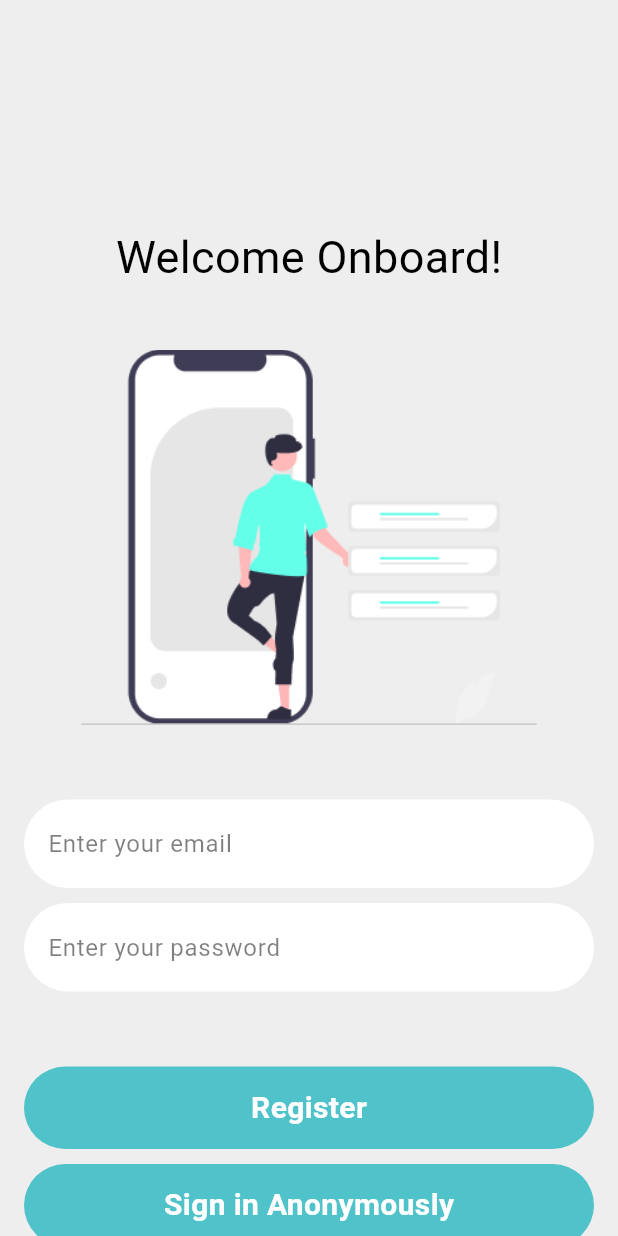
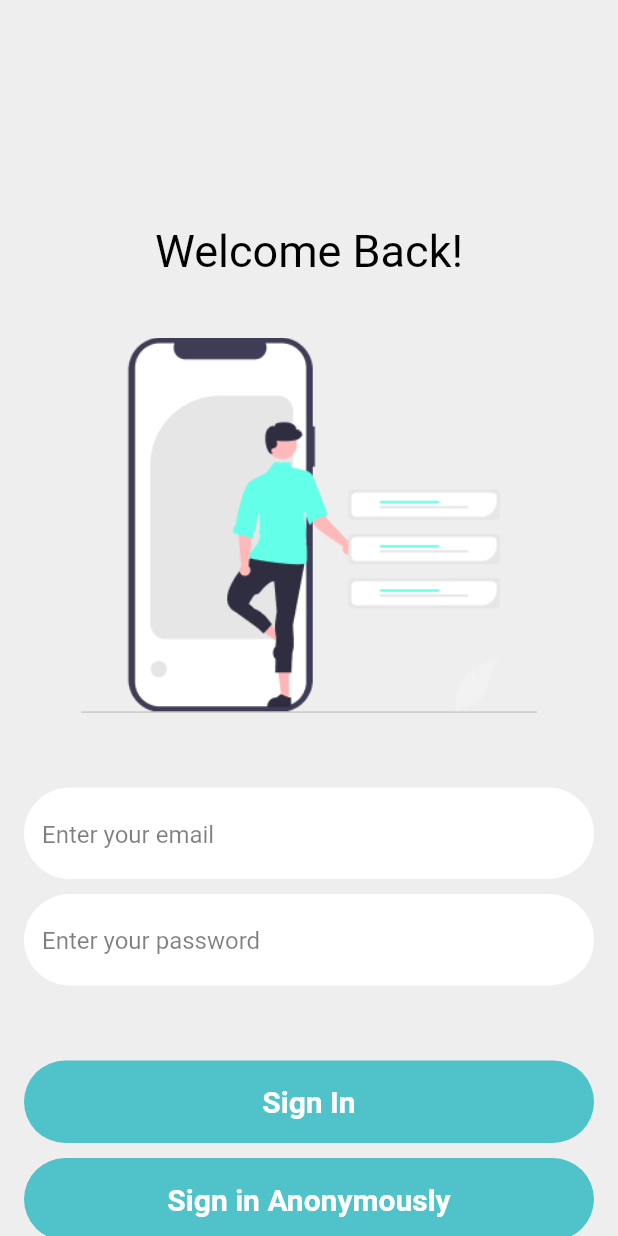
Before and after one commit to Genster78/Flutter-Firebase, a Flutter app: the screen it shows after launch, on a phone screen of 412 x 824 dp. Run offline on Flutter 3.47's test engine with Material 2 defaults, Android fonts, the phone set to English and light mode, and no system bars; our stand-ins replace firebase_auth, firebase_core; accounts and stored records are empty.

Commit message:
signin_anon

```diff
--- a/lib/main.dart
+++ b/lib/main.dart
@@ -1,8 +1,10 @@
+import 'package:firebase_core/firebase_core.dart';
 import 'package:flutter/material.dart';
-import 'package:flutter_firebase/screens/authentication/register.dart';
-import 'package:flutter_firebase/screens/home/home.dart';
+import 'package:flutter_firebase/screens/wrapper.dart';
 
-void main() {
+void main() async {
+  WidgetsFlutterBinding.ensureInitialized();
+  await Firebase.initializeApp();
   runApp(const MyApp());
 }
 
@@ -15,11 +17,7 @@ class MyApp extends StatelessWidget {
     return MaterialApp(
       debugShowCheckedModeBanner: false,
       title: 'Flutter Firebase',
-      theme: ThemeData(
-        colorScheme: ColorScheme.fromSeed(seedColor: Colors.deepPurple),
-        useMaterial3: true,
-      ),
-      home: Register(),
+      home: Wrapper(),
     );
   }
 }
--- /dev/null
+++ b/lib/models/user_model.dart
@@ -0,0 +1,9 @@
+// ignore_for_file: public_member_api_docs, sort_constructors_first
+// create a user with UID
+
+class UserModel {
+  final String uid;
+  UserModel({
+    required this.uid,
+  });
+}
--- a/lib/screens/authentication/authenticate.dart
+++ b/lib/screens/authentication/authenticate.dart
@@ -0,0 +1,17 @@
+import 'package:flutter/material.dart';
+import 'package:flutter_firebase/screens/authentication/register.dart';
+import 'package:flutter_firebase/screens/authentication/signin.dart';
+
+class Authenticate extends StatefulWidget {
+  const Authenticate({super.key});
+
+  @override
+  State<Authenticate> createState() => _AuthenticateState();
+}
+
+class _AuthenticateState extends State<Authenticate> {
+  @override
+  Widget build(BuildContext context) {
+    return SignIn();
+  }
+}
--- a/lib/screens/authentication/register.dart
+++ b/lib/screens/authentication/register.dart
@@ -33,6 +33,14 @@ class _RegisterState extends State<Register> {
               const Text(
                 "Welcome Onboard!",
                 style: TextStyle(fontSize: 30, color: mainBlack),
+              ),
+              const Text(
+                "Lets help you meet your tasks",
+                style: TextStyle(
+                  fontSize: 21,
+                  color: mainBlack,
+                  fontWeight: FontWeight.w300,
+                ),
               ),
               const SizedBox(height: 40),
               Image.asset(
@@ -70,7 +78,10 @@ class _RegisterState extends State<Register> {
                       },
                     ),
                     const SizedBox(height: 50),
-                    Container(
+                    GestureDetector(
+                      //methos for user register
+                      onTap: (){},
+                      child: Container(
                         width: double.infinity,
                         height: 55,
                         decoration: buttonDecoration,
@@ -81,19 +92,8 @@ class _RegisterState extends State<Register> {
                           ),
                         ),
                       ),
-                    const SizedBox(height: 10),
-                    Container(
-                      width: double.infinity,
-                      height: 55,
-                      decoration: buttonDecoration,
-                      child: const Center(
-                        child: Text(
-                          "Sign in Anonymously",
-                          style: buttonTextStyle,
                     ),
-                      ),
-                    ),
-                    const SizedBox(height: 20),
+                    const SizedBox(height: 100),
                     Row(
                       mainAxisAlignment: MainAxisAlignment.center,
                       children: [
@@ -105,12 +105,15 @@ class _RegisterState extends State<Register> {
                           ),
                         ),
                         const SizedBox(width: 10),
-                        const Text(
+                        GestureDetector(
+                          // method for navigate sign in page
+                          onTap: (){},
+                          child: const Text(
                             "Sign In",
                             style: TextStyle(
                                 color: acentcolor,
                                 fontSize: 19,
-                            fontWeight: FontWeight.w900
+                                fontWeight: FontWeight.w900),
                           ),
                         ),
                       ],
--- a/lib/screens/authentication/signin.dart
+++ b/lib/screens/authentication/signin.dart
@@ -0,0 +1,149 @@
+import 'package:flutter/material.dart';
+import 'package:flutter_firebase/constance/colors.dart';
+import 'package:flutter_firebase/constance/styles.dart';
+import 'package:flutter_firebase/services/auth.dart';
+
+class SignIn extends StatefulWidget {
+  const SignIn({super.key});
+
+  @override
+  State<SignIn> createState() => _SignInState();
+}
+
+class _SignInState extends State<SignIn> {
+  // refference for AuthServices class
+  final AuthServices _auth = AuthServices();
+
+  // create form key
+  final _formKey = GlobalKey<FormState>();
+
+  //email password state
+  String email = "";
+  String password = "";
+  String error = "";
+
+  @override
+  Widget build(BuildContext context) {
+    return Scaffold(
+      backgroundColor: bgcolor,
+      body: Padding(
+        padding: const EdgeInsets.symmetric(horizontal: 16),
+        child: SingleChildScrollView(
+          child: Column(
+            crossAxisAlignment: CrossAxisAlignment.center,
+            children: [
+              const SizedBox(height: 150),
+              const Text(
+                "Welcome Back!",
+                style: TextStyle(fontSize: 30, color: mainBlack),
+              ),
+              const SizedBox(height: 40),
+              Image.asset(
+                "assets/notifications.png",
+                height: 250,
+              ),
+              const SizedBox(height: 50),
+              Form(
+                key: _formKey,
+                child: Column(
+                  children: [
+                    TextFormField(
+                      style: inputTextStyle,
+                      decoration: textInputFormDecoration,
+                      validator: (value) =>
+                          value!.isEmpty ? "Enter a valid email" : null,
+                      onChanged: (value) {
+                        setState(() {
+                          email = value;
+                        });
+                      },
+                    ),
+                    const SizedBox(height: 10),
+                    TextFormField(
+                      style: inputTextStyle,
+                      decoration: textInputFormDecoration.copyWith(
+                          hintText: "Enter your password"),
+                      validator: (value) => value!.isEmpty
+                          ? "Password must be at least 8 charachters"
+                          : null,
+                      onChanged: (value) {
+                        setState(() {
+                          password = value;
+                        });
+                      },
+                    ),
+                    const SizedBox(height: 50),
+                    GestureDetector(
+                      //method for user sign in
+                      onTap: () {},
+                      child: Container(
+                        width: double.infinity,
+                        height: 55,
+                        decoration: buttonDecoration,
+                        child: const Center(
+                          child: Text(
+                            "Sign In",
+                            style: buttonTextStyle,
+                          ),
+                        ),
+                      ),
+                    ),
+                    const SizedBox(height: 10),
+                    GestureDetector(
+                      // method for user sign in anonnymous
+                      onTap: () async {
+                        dynamic result = await _auth.signInAnonymous();
+                        if (result == Null) {
+                          print("Error in sign in anon");
+                        } else {
+                          print("Sign in anon");
+                          print(result.uid);
+                        }
+                      },
+                      child: Container(
+                        width: double.infinity,
+                        height: 55,
+                        decoration: buttonDecoration,
+                        child: const Center(
+                          child: Text(
+                            "Sign in Anonymously",
+                            style: buttonTextStyle,
+                          ),
+                        ),
+                      ),
+                    ),
+                    const SizedBox(height: 50),
+                    Row(
+                      mainAxisAlignment: MainAxisAlignment.center,
+                      children: [
+                        Text(
+                          "Don't have an account?",
+                          style: TextStyle(
+                            color: mainBlack.withOpacity(0.75),
+                            fontSize: 17,
+                          ),
+                        ),
+                        const SizedBox(width: 10),
+                        GestureDetector(
+                          // method for navigate register page
+                          onTap: () {},
+                          child: const Text(
+                            "Register",
+                            style: TextStyle(
+                                color: acentcolor,
+                                fontSize: 19,
+                                fontWeight: FontWeight.w900),
+                          ),
+                        ),
+                      ],
+                    )
+                  ],
+                ),
+              )
+            ],
+          ),
+        ),
+      ),
+    );
+  }
+}
--- /dev/null
+++ b/lib/screens/wrapper.dart
@@ -0,0 +1,14 @@
+import 'package:flutter/material.dart';
+import 'package:flutter_firebase/screens/authentication/authenticate.dart';
+
+
+class Wrapper extends StatelessWidget {
+  const Wrapper({super.key});
+
+  @override
+  Widget build(BuildContext context) {
+    return MaterialApp(
+      home: Authenticate(),
+    );
+  }
+}
--- /dev/null
+++ b/lib/services/auth.dart
@@ -0,0 +1,22 @@
+import 'package:firebase_auth/firebase_auth.dart';
+
+class AuthServices {
+  // create firebase instance -> 1
+  final FirebaseAuth _auth = FirebaseAuth.instance;
+
+  // sign in anonymous -> 2
+  Future signInAnonymous() async {
+    try {
+      UserCredential result = await _auth.signInAnonymously();
+      User? user = result.user;
+      return user;
+    } catch (error) {
+      print(error.toString());
+      return null;
+    }
+  }
+
+  // register using email and password
+  // sign in using email and password
+  // sign out
+}
```
Also changed, not shown: 2 other files. Lines whose indentation alone changed are shown as unchanged.
